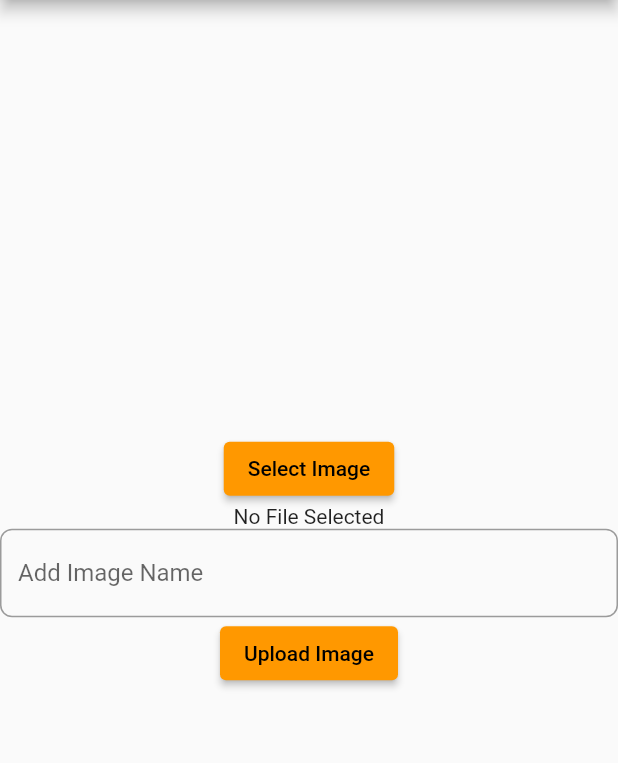
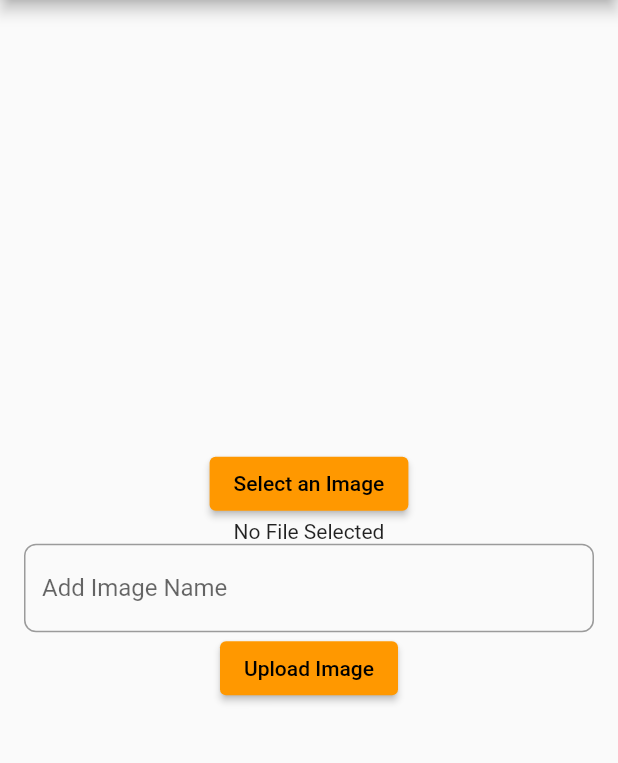
Before and after one commit to TomEgerton/GalleryApp, a Flutter app: the screen it shows once a user with an empty profile is signed in, after a tap on the "add a photo" icon, on a phone screen of 412 x 824 dp, the part 84-847 px from its top. Run offline on Flutter 3.47's test engine with Material 2 defaults, Android fonts, the phone set to English and light mode, and no system bars; our stand-ins replace cloud_firestore, firebase_auth, firebase_core, firebase_storage, image_picker; missing offline and left inert: flutterfire_ui; accounts and stored records are empty.

Commit message:
Implemented searching and tweaked sharing function

```diff
--- a/lib/src/picture/mainbody.dart
+++ b/lib/src/picture/mainbody.dart
@@ -5,58 +5,104 @@ import 'package:firebase_auth/firebase_auth.dart';
 import 'package:galley_app_2/src/picture/gridpanel.dart';
 import 'package:galley_app_2/src/picture/listpanel.dart';
 
-
-
 class MainBody extends StatefulWidget {
   final bool grid;
   final int gridNum;
   final bool locked;
   final int streamVal;
+  final String searchText;
 
-  MainBody(this.grid, this.gridNum, this.locked, this.streamVal);
+  MainBody(
+      this.grid, this.gridNum, this.locked, this.streamVal, this.searchText);
 
   @override
   _MainBodyState createState() => _MainBodyState();
 }
 
 class _MainBodyState extends State<MainBody> {
-  Stream collectionStream = FirebaseFirestore.instance.collection('photos').snapshots();
-
   @override
-
   Widget build(BuildContext context) {
     final FirebaseAuth auth = FirebaseAuth.instance;
     final User user = auth.currentUser as User;
     final uid = user.uid;
+    final searchText = widget.searchText;
     var streamName;
 
-
-    if(widget.streamVal == 0){
-      Stream<QuerySnapshot> _nameStream = FirebaseFirestore.instance.collection('photos').where('userID', isEqualTo: uid).orderBy('title').snapshots();
+    if (widget.streamVal == 0) {
+      Stream<QuerySnapshot> _nameStream = FirebaseFirestore.instance
+          .collection('photos')
+          .where('userID', isEqualTo: uid)
+          .orderBy('title')
+          .snapshots();
       streamName = _nameStream;
     }
-    if(widget.streamVal == 1){
-      Stream<QuerySnapshot> _newestStream = FirebaseFirestore.instance.collection('photos').where('userID', isEqualTo: uid).orderBy('createdAt').snapshots();
+    if (widget.streamVal == 1) {
+      Stream<QuerySnapshot> _newestStream = FirebaseFirestore.instance
+          .collection('photos')
+          .where('userID', isEqualTo: uid)
+          .orderBy('createdAt')
+          .snapshots();
       streamName = _newestStream;
     }
-    if(widget.streamVal == 2){
-      Stream<QuerySnapshot> _oldestStream = FirebaseFirestore.instance.collection('photos').where('userID', isEqualTo: uid).orderBy('createdAt', descending: true).snapshots();
+    if (widget.streamVal == 2) {
+      Stream<QuerySnapshot> _oldestStream = FirebaseFirestore.instance
+          .collection('photos')
+          .where('userID', isEqualTo: uid)
+          .orderBy('createdAt', descending: true)
+          .snapshots();
       streamName = _oldestStream;
     }
-    if(widget.streamVal == 3){
-      Stream<QuerySnapshot> _favStream = FirebaseFirestore.instance.collection('photos').where('userID', isEqualTo: uid).where('Favourite', isEqualTo: true).snapshots();
+    if (widget.streamVal == 3) {
+      Stream<QuerySnapshot> _favStream = FirebaseFirestore.instance
+          .collection('photos')
+          .where('userID', isEqualTo: uid)
+          .where('Favourite', isEqualTo: true)
+          .snapshots();
       streamName = _favStream;
     }
-    if(widget.streamVal == 4){
-      Stream<QuerySnapshot> _shareStream = FirebaseFirestore.instance.collection('photos').where('Shared', isEqualTo: true).snapshots();
+
+    if (widget.streamVal == 4) {
+      Stream<QuerySnapshot> _shareStream = FirebaseFirestore.instance
+          .collection('photos')
+          .where('Shared', isEqualTo: true)
+          .snapshots();
       streamName = _shareStream;
     }
 
+    if (searchText != '') {
+      if (widget.streamVal != 4) {
+        Stream<QuerySnapshot> _searchStream = FirebaseFirestore.instance
+            .collection('photos')
+            .where('userID', isEqualTo: uid)
+            .where(
+              'title',
+              isGreaterThanOrEqualTo: searchText,
+              isLessThan: searchText.substring(0, searchText.length - 1) +
+                  String.fromCharCode(
+                      searchText.codeUnitAt(searchText.length - 1) + 1),
+            )
+            .snapshots();
+        streamName = _searchStream;
+      }
+      if (widget.streamVal == 4) {
+        Stream<QuerySnapshot> _searchStream = FirebaseFirestore.instance
+            .collection('photos')
+            .where(
+              'title',
+              isGreaterThanOrEqualTo: searchText,
+              isLessThan: searchText.substring(0, searchText.length - 1) +
+                  String.fromCharCode(
+                      searchText.codeUnitAt(searchText.length - 1) + 1),
+            )
+            .where('Shared', isEqualTo: true)
+            .snapshots();
+        streamName = _searchStream;
+      }
+    }
+
     return StreamBuilder<QuerySnapshot>(
-
         stream: streamName,
         builder: (BuildContext context, AsyncSnapshot<QuerySnapshot> snapshot) {
-
           if (snapshot.hasError) {
             return Text('Something went wrong');
           }
@@ -64,10 +110,14 @@ class _MainBodyState extends State<MainBody> {
             return Text("Loading");
           }
 
-          return widget.grid ? GridPanel(snapshot, widget.gridNum, widget.locked, widget.streamVal) : ListPanel(snapshot, widget.gridNum, widget.locked, widget.streamVal);
-        }
-    );
-
+          if (snapshot.data!.docs.isEmpty) {
+            return Container(
+                alignment: Alignment.center, child: Text("No results"));
+          } else {
+            return widget.grid
+                ? GridPanel(snapshot, widget.gridNum, widget.locked, uid)
+                : ListPanel(snapshot, widget.gridNum, widget.locked, uid);
+          }
+        });
   }
-
 }
--- a/lib/src/services/storage.dart
+++ b/lib/src/services/storage.dart
@@ -1,10 +1,6 @@
 import 'dart:typed_data';
 import 'package:firebase_storage/firebase_storage.dart';
 import 'dart:io';
-
-
-
-
 
 class FirebaseApi {
   static UploadTask? uploadFile(String destination, File file) {
--- a/lib/src/ui/authenticate/login_view.dart
+++ b/lib/src/ui/authenticate/login_view.dart
@@ -5,9 +5,9 @@ import 'package:galley_app_2/src/ui/homepage/homepage_view.dart';
 
 class AuthGate extends StatelessWidget {
   const AuthGate({Key? key}) : super(key: key);
+
   @override
   Widget build(BuildContext context) {
-
     return StreamBuilder<User?>(
       stream: FirebaseAuth.instance.authStateChanges(),
       builder: (context, snapshot) {
@@ -17,21 +17,24 @@ class AuthGate extends StatelessWidget {
               headerBuilder: (context, constraints, _) {
                 return Padding(
                   padding: const EdgeInsets.all(20),
-                    child: Center(
-                        child: Column(children: const <Widget>[
-                          Icon(Icons.image, color: Colors.orange, size: 64),
-                          Text("Gallery App", style: TextStyle(fontWeight: FontWeight.bold, fontSize: 30 , color: Colors.orange)),
-                        ] )
-                    ),
+                  child: Center(
+                      child: Column(children: const <Widget>[
+                    Icon(Icons.image, color: Colors.orange, size: 64),
+                    Text("Gallery App",
+                        style: TextStyle(
+                            fontWeight: FontWeight.bold,
+                            fontSize: 30,
+                            color: Colors.orange)),
+                  ])),
                 );
               },
-              providerConfigs: const [EmailProviderConfiguration(),]
-          );
+              providerConfigs: const [
+                EmailProviderConfiguration(),
+              ]);
         }
         // Render your application if authenticated
         return Home();
       },
-
     );
   }
 }
--- a/lib/src/ui/homepage/homepage_view.dart
+++ b/lib/src/ui/homepage/homepage_view.dart
@@ -11,9 +11,9 @@ import 'package:galley_app_2/src/picture/mainbody.dart';
 
 class Home extends StatefulWidget {
   const Home({Key? key}) : super(key: key);
+
   @override
   State<Home> createState() => _HomeState();
-
 }
 
 class _HomeState extends State<Home> {
@@ -24,96 +24,101 @@ class _HomeState extends State<Home> {
   String order = 'Name';
   bool locked = true;
   int streamVal = 0;
+  TextEditingController searchControl = TextEditingController();
+  String searchText = '';
 
-  Widget build(BuildContext context ) {
+  Widget build(BuildContext context) {
+    return GestureDetector(
+      onTap: () {
+        FocusScopeNode currentFocus = FocusScope.of(context);
 
-    return Scaffold(
+        if (!currentFocus.hasPrimaryFocus) {
+          currentFocus.unfocus();
+        }
+      },
+      child: Scaffold(
         extendBody: true,
         appBar: AppBar(
-
-        leading: IconButton(color: Colors.white,
+          leading: IconButton(
+              color: Colors.white,
               onPressed: viewModel.logoutButton,
               icon: const Icon(Icons.logout)), //LOGOUT BUTTON
           title: const Text('Gallery App',
               style: TextStyle(fontWeight: FontWeight.bold, color: Colors.white)),
-        actions:  [
-
+          actions: [
             PopupMenuButton(
-            child: Icon(Icons.more_vert, color: Colors.white, size:30),
+              child: Icon(Icons.more_vert, color: Colors.white, size: 30),
               itemBuilder: (BuildContext context) => [
                 PopupMenuItem(child: Text("Name"), value: 1),
                 PopupMenuItem(child: Text("Oldest"), value: 2),
                 PopupMenuItem(child: Text("Newest"), value: 3),
                 PopupMenuItem(child: Text("Favourites"), value: 4),
               ],
-            onSelected: (int index){
-              if(index == 1){
-                setState((){
+              onSelected: (int index) {
+                if (index == 1) {
+                  setState(() {
                     streamVal = 0;
                   });
                 }
 
-              if(index == 2){
+                if (index == 2) {
                   setState(() {
                     streamVal = 1;
                   });
                 }
 
-              if(index == 3){
-
+                if (index == 3) {
                   setState(() {
                     streamVal = 2;
                   });
                 }
 
-              if(index == 4){
-
+                if (index == 4) {
                   setState(() {
                     streamVal = 3;
                   });
                 }
-
               },
             ),
 
-          IconButton(color: Colors.white,
-              onPressed:(){setState(() {
-                if(gridCount == 0){
+            IconButton(
+                color: Colors.white,
+                onPressed: () {
+                  setState(
+                    () {
+                      if (gridCount == 0) {
                         grid = true;
                         gridNum = 2;
-                  gridCount ++;}
-
-                else if(gridCount == 1){
+                        gridCount++;
+                      } else if (gridCount == 1) {
                         grid = true;
                         gridNum = 3;
-                  gridCount = 0;}
-
+                        gridCount = 0;
+                      }
                     },
                   );
                 },
-              icon: const Icon(Icons.grid_view_outlined)),//GRID CHANGE
+                icon: const Icon(Icons.grid_view_outlined)), //GRID CHANGE
 
-          IconButton(color: Colors.white,
+            IconButton(
+              color: Colors.white,
               icon: const Icon(Icons.sort),
-              onPressed: (){
+              onPressed: () {
                 setState(() {
-                  grid = false ;
+                  grid = false;
                 });
               },
             ),
 
-
-
             IconButton(
               icon: Icon(locked ? Icons.lock_open_outlined : Icons.lock_outlined),
               color: Colors.white,
-          onPressed: (){
+              onPressed: () {
                 setState(() {
-              if(locked == false){
-                locked = true ;
-              }
-              else{
-                locked = false ;
+                  if (locked == false) {
+                    locked = true;
+                  } else {
+                    locked = false;
                   }
                 });
               },
@@ -121,69 +126,102 @@ class _HomeState extends State<Home> {
           ],
           backgroundColor: Colors.orange,
         ),
+        resizeToAvoidBottomInset: false,
+        body: Column(
+          children: <Widget>[
+            Padding(
+              padding: EdgeInsets.symmetric(
+                horizontal: 20,
+                vertical: 10,
+              ),
+              child: Container(
+                height: 50,
+                child: TextFormField(
+                  controller: searchControl,
+                  decoration: InputDecoration(
+                    hintText: 'Search',
+                  ),
+                  onChanged: (value) {
+                    setState(() {
+                      searchText = searchControl.text;
+                    });
+                  },
 
 
-      body: MainBody(grid, gridNum, locked, streamVal),
-
-
+                  validator: (String? value) {
+                    if (value == null || value.isEmpty) {
+                      return "Add a valid name";
+                    }
+                  },
+                ),
+              ),
+            ),
+            Container(
+              child: Expanded(
+                child: GestureDetector(
+                  child: MainBody(grid, gridNum, locked, streamVal, searchText),
+                  onTap: () {
+                    FocusScope.of(context).unfocus();
+                  },
+                ),
+              ),
+            ),
+          ],
+        ),
         bottomNavigationBar: BottomAppBar(
-
           shape: const CircularNotchedRectangle(),
           color: Colors.orange,
           child: Row(
             mainAxisAlignment: MainAxisAlignment.spaceAround,
             children: <Widget>[
-
-            Column(
-                mainAxisSize: MainAxisSize.min,
-                children: <Widget>[
-
-                  IconButton(icon: const Icon(Icons.home_outlined,
+              Column(mainAxisSize: MainAxisSize.min, children: <Widget>[
+                IconButton(
+                    icon: const Icon(
+                      Icons.home_outlined,
                       color: Colors.white,
-                    size: 35,), onPressed: (){
+                      size: 35,
+                    ),
+                    onPressed: () {
                       setState(() {
                         streamVal = 0;
                       });
                     }),
-
-                  const Text('Home', style: TextStyle(fontWeight: FontWeight.bold,
+                const Text('Home',
+                    style: TextStyle(
+                        fontWeight: FontWeight.bold,
                         fontSize: 16,
                         color: Colors.white)),
-                ]
+              ]),
+              Column(mainAxisSize: MainAxisSize.min, children: <Widget>[
+                IconButton(
+                  icon: const Icon(
+                    Icons.people_outlined,
+                    color: Colors.white,
+                    size: 35,
                   ),
-
-            Column(
-                mainAxisSize: MainAxisSize.min,
-                children: <Widget>[
-
-                  IconButton(icon: const Icon(Icons.people_outlined,
-                    color: Colors.white,
-                    size: 35,), onPressed: (){
+                  onPressed: () {
                     setState(() {
                       streamVal = 4;
                     });
                   },
                 ),
-
-                  const Text('Shared', style: TextStyle(fontWeight: FontWeight.bold,
+                const Text('Shared',
+                    style: TextStyle(
+                        fontWeight: FontWeight.bold,
                         fontSize: 16,
                         color: Colors.white)),
-                ]
-            ),
+              ]),
             ],
           ),
         ),
-
-
-
         floatingActionButton: FloatingActionButton(
-        onPressed: (){Navigator.push(context, MaterialPageRoute(builder: (context)=> UploadImagePage()));}
-        , child: const Icon(Icons.add_a_photo_outlined, color: Colors.white)
+            onPressed: () {
+              Navigator.push(context,
+                  MaterialPageRoute(builder: (context) => UploadImagePage()));
+            },
+            child: const Icon(Icons.add_a_photo_outlined, color: Colors.white)),
+        floatingActionButtonLocation: FloatingActionButtonLocation.centerDocked,
       ),
-
-
-      floatingActionButtonLocation: FloatingActionButtonLocation.centerDocked,
-
     );
   }
 }
--- a/lib/src/ui/imagepages/uploadimage/uploadimageview.dart
+++ b/lib/src/ui/imagepages/uploadimage/uploadimageview.dart
@@ -26,12 +26,11 @@ class _UploadImagePageState extends State<UploadImagePage> {
 
   CollectionReference photos = FirebaseFirestore.instance.collection('photos');
 
-
-
   @override
 
   Widget build(BuildContext context) {
     final fileName = file != null ? basename(file!.path) : 'No File Selected';
+    var imageURL = file ;
     return Scaffold(
         extendBody: true,
         appBar: AppBar(
@@ -51,22 +50,33 @@ class _UploadImagePageState extends State<UploadImagePage> {
           mainAxisAlignment: MainAxisAlignment.center,
             children: [
 
+              file != null? Image.file(imageURL! , width: 200, height: 200, fit: BoxFit.cover ): Container(),
 
 
-              ElevatedButton( onPressed: selectFile, child: Text("Select Image"),
+              ElevatedButton( onPressed: selectFile, child: Text("Select an Image"),
               ),
 
+              file != null?  ElevatedButton( child: Text("Remove Image"), onPressed:(){ setState(() {
+
+                task = null ;
+                file = null ;}
+                );
+              })
+                  : Container(),
 
               Text(fileName),
-
 
 
               Form(
                 key: _formKey,
                 child:
                 Column(
+
                     children: <Widget>[
-                      TextFormField(
+
+                      Padding(
+                        padding: EdgeInsets.symmetric(horizontal: 16),
+                        child: TextFormField(
                           controller: nameControl,
                           decoration: InputDecoration(hintText: 'Add Image Name'),
                           validator: (String? value) {
@@ -74,10 +84,16 @@ class _UploadImagePageState extends State<UploadImagePage> {
                               return "Please add a name";}
                           },
                         ),
+                      ),
 
                       ElevatedButton( onPressed: () async{ if (_formKey.currentState!.validate()){
                         String name = nameControl.text;
                         await uploadFile(name);
+
+                        setState(() => task = null);
+                        setState(() => file = null);
+                        nameControl.clear();
+
                       }
                       }, child: Text("Upload Image")
                       ),
@@ -87,7 +103,6 @@ class _UploadImagePageState extends State<UploadImagePage> {
                 ),
               ),
 
-              SizedBox(height: 20),
               task != null ? buildUploadStatus(task!) : Container(),
         ],
 
@@ -115,7 +130,7 @@ class _UploadImagePageState extends State<UploadImagePage> {
     task = FirebaseApi.uploadFile(destination, file!);
     setState(() {});
     if (task == null) return;
-    final snapshot = await task!.whenComplete(() {});
+    final snapshot = await task!.whenComplete((){});
     final urlDownload = await snapshot.ref.getDownloadURL();
     print('Download-Link: $urlDownload');
 
@@ -139,18 +154,23 @@ class _UploadImagePageState extends State<UploadImagePage> {
   }
 
 
+
+
   Widget buildUploadStatus(UploadTask task) => StreamBuilder<TaskSnapshot>(
     stream: task.snapshotEvents,
     builder: (context, snapshot) {
       if (snapshot.hasData) {
         final snap = snapshot.data!;
         final progress = snap.bytesTransferred / snap.totalBytes;
-        final percentage = (progress * 100).toStringAsFixed(2);
+        var percentage = (progress * 100).toStringAsFixed(2);
+        var textnum = '$percentage %';
+        if(percentage == '100.00'){
+          textnum = 'Upload complete';
+        }
           return Text(
-          '$percentage %',
-          style: TextStyle(fontSize: 20, fontWeight: FontWeight.bold),
-        );
-      } else {
+            textnum,style: TextStyle(fontSize: 16, fontWeight: FontWeight.bold, color: Colors.orange));
+      }
+      else {
         return Container();
       }
     },
```
Also changed, not shown: lib/src/picture/gridpanel.dart (+4 -4 lines), lib/src/picture/listpanel.dart (+32 -34 lines), lib/src/picture/panelbuttons.dart (+50 -24 lines), lib/src/services/auth.dart (+3 -6 lines), lib/src/ui/homepage/homepage_viewmodel.dart (+0 -21 lines), lib/src/ui/imagepages/viewimage/viewimagepage.dart (added, +15 -0 lines), lib/src/picture/photopage.dart (deleted). Lines whose indentation alone changed are shown as unchanged.
